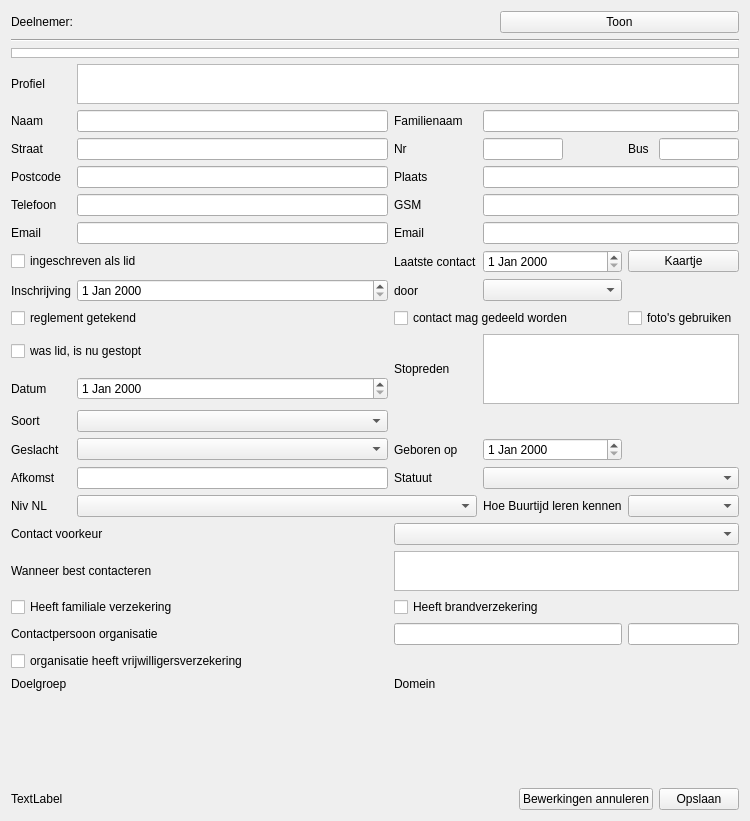
vvim/BT_deelnemers, file buurtijd_deelnemers.ui: the form before one commit.
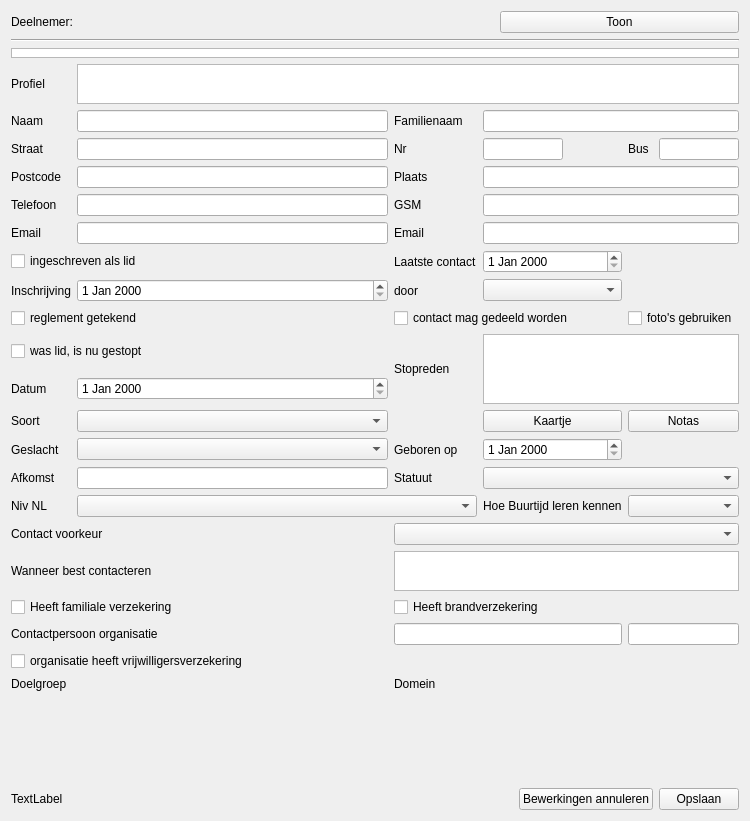
The form after the commit. Icons and pictures are not drawn. Custom widgets are drawn as their Qt base class.

Commit message: New button to show notes on a certain participant

Diff of the .ui file:
```diff
--- a/buurtijd_deelnemers.ui
+++ b/buurtijd_deelnemers.ui
@@ -355,18 +355,6 @@
        </property>
       </widget>
      </item>
-     <item row="7" column="4" colspan="2">
-      <widget class="QPushButton" name="pushButton_showMaps">
-       <property name="text">
-        <string>Kaartje</string>
-       </property>
-       <property name="icon">
-        <iconset>
-         <normalon>:/icons/icons/map.png</normalon>
-        </iconset>
-       </property>
-      </widget>
-     </item>
      <item row="11" column="1">
       <widget class="QDateEdit" name="dateEdit_stop_datum"/>
      </item>
@@ -458,6 +446,29 @@
        </property>
       </widget>
      </item>
+     <item row="12" column="3">
+      <widget class="QPushButton" name="pushButton_showMaps">
+       <property name="text">
+        <string>Kaartje</string>
+       </property>
+       <property name="icon">
+        <iconset>
+         <normalon>:/icons/icons/map.png</normalon>
+        </iconset>
+       </property>
+      </widget>
+     </item>
+     <item row="12" column="4" colspan="2">
+      <widget class="QPushButton" name="pushButton_showNotes">
+       <property name="text">
+        <string>Notas</string>
+       </property>
+       <property name="icon">
+        <iconset resource="buurtijd_deelnemers.qrc">
+         <normaloff>:/icons/icons/note.png</normaloff>:/icons/icons/note.png</iconset>
+       </property>
+      </widget>
+     </item>
     </layout>
    </item>
    <item>
```
Left out of the diff: 4 changed lines with no effect on the pictures. The commit also changes 2 other files.
